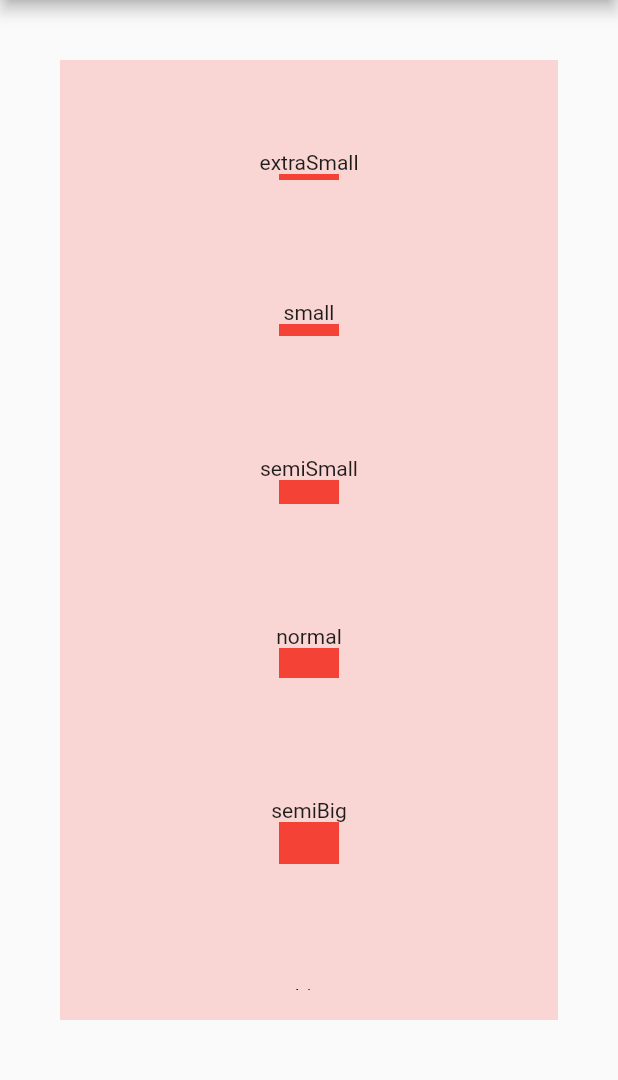
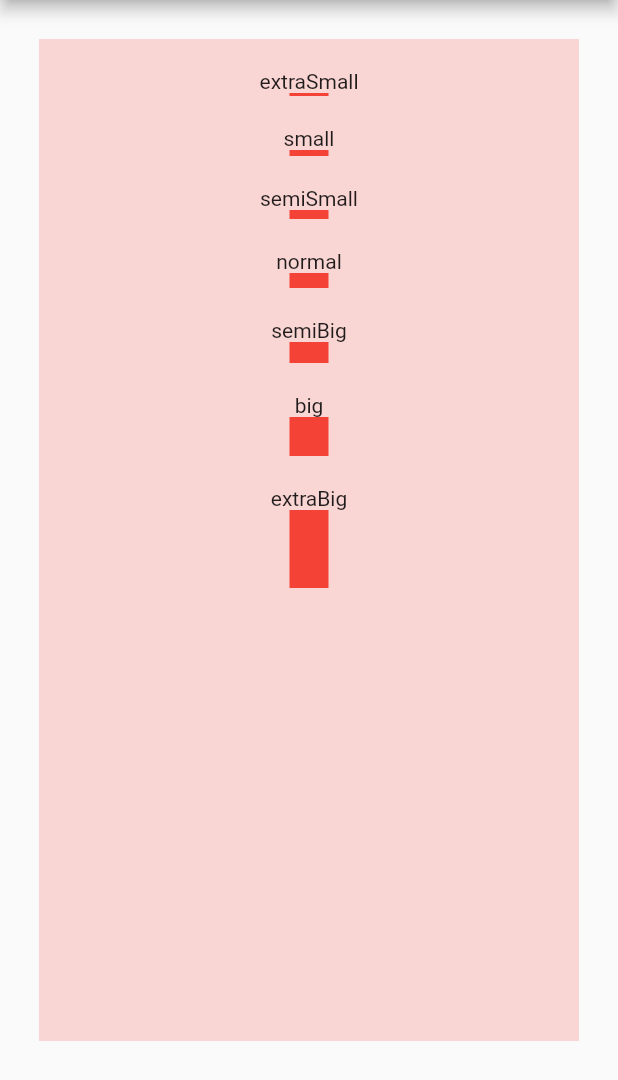
Before and after one commit to aloisdeniel/spaces, a Flutter app: the screen it shows after launch, on a phone screen of 412 x 824 dp, the part 156-1236 px from its top. Run offline on Flutter 3.47's test engine with Material 2 defaults, Android fonts, the phone set to English and light mode, and no system bars; our stand-ins replace freezed_annotation, gap; generated files the repository leaves out were written again.

```diff
--- a/example/lib/main.dart
+++ b/example/lib/main.dart
@@ -18,8 +18,8 @@ class MyApp extends StatelessWidget {
       builder: (context, child) => Spacing(
         dataBuilder: (context) {
           final mediaQuery = MediaQuery.of(context);
-          if (mediaQuery.size.width > 400) {
-            return SpacingData.generate(20);
+          if (mediaQuery.size.width > 500) {
+            return SpacingData.generate(30);
           }
           return SpacingData.generate(10);
         },
@@ -72,7 +72,7 @@ class ValuesTab extends StatelessWidget {
   Widget _box(BuildContext context, String title, double height) {
     final spacing = Spacing.of(context);
     return Padding(
-      padding: spacing.insets.all.big,
+      padding: spacing.insets.all.normal,
       child: Column(
         children: [
           Text(
@@ -115,11 +115,10 @@ class SpaceTab extends StatelessWidget {
   const SpaceTab();
 
   Widget _box(BuildContext context) {
-    final spacing = Spacing.of(context);
     return Container(
       color: Colors.blue,
-      width: spacing.spaces.big,
-      height: spacing.spaces.big,
+      width: 20.0,
+      height: 20.0,
     );
   }
 
@@ -157,11 +156,10 @@ class SpacedFlexTab extends StatelessWidget {
   const SpacedFlexTab();
 
   Widget _box(BuildContext context) {
-    final spacing = Spacing.of(context);
     return Container(
       color: Colors.green,
-      width: spacing.spaces.big,
-      height: spacing.spaces.big,
+      width: 20.0,
+      height: 20.0,
     );
   }
 
--- a/lib/src/spacing_data.dart
+++ b/lib/src/spacing_data.dart
@@ -21,18 +21,18 @@ abstract class SpacingData with _$SpacingData {
   //  * small: `normal * 0.4`
   //  * semiSmall: `normal * 0.8`
   //  * semiBig: `normal * 1.4`
-  //  * big: `normal * 2.0`
-  //  * extraBig: `normal * 4.0`
+  //  * big: `normal * 2.6`
+  //  * extraBig: `normal * 5.2`
   factory SpacingData.generate(double normal) {
     return SpacingData.fromSpaces(
       SizeSet(
         extraSmall: normal * 0.2,
         small: normal * 0.4,
-        semiSmall: normal * 0.8,
+        semiSmall: normal * 0.6,
         normal: normal,
         semiBig: normal * 1.4,
-        big: normal * 2.0,
-        extraBig: normal * 4.0,
+        big: normal * 2.6,
+        extraBig: normal * 5.2,
       ),
     );
   }
--- a/pubspec.yaml
+++ b/pubspec.yaml
@@ -1,6 +1,6 @@
 name: spaces
 description: Defining global spacing constants for building consistent and responsive apps.
-version: 0.2.2
+version: 0.3.0
 homepage: https://github.com/aloisdeniel/spaces
 
 environment:
```
Also changed, not shown: example/pubspec.lock, 1 other file.
